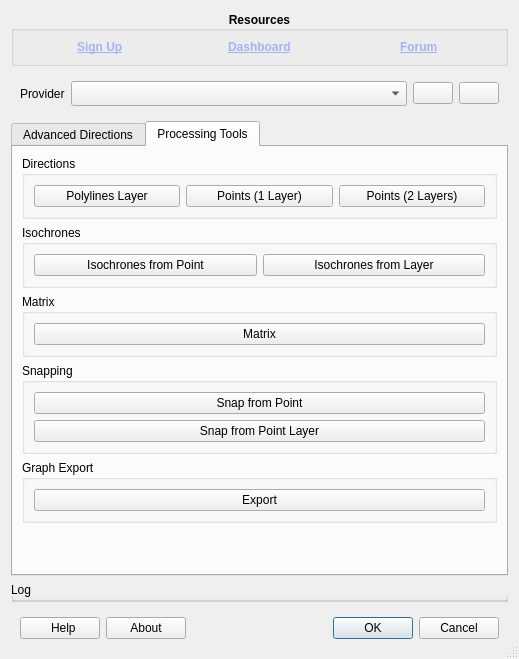
First picture: the form in ORStools/gui/ORStoolsDialogUI.ui, repository GIScience/orstools-qgis-plugin, before the edit.
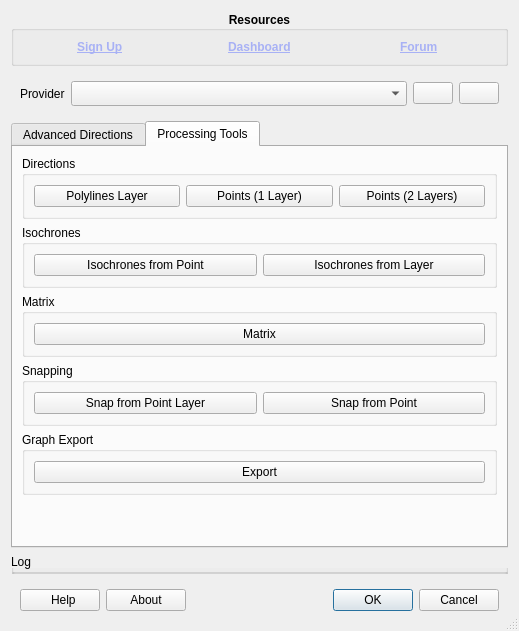
Second picture: the form after the edit. The open tabs and pages were chosen to show the change. Icons and pictures are not drawn. Custom widgets are drawn as their Qt base class.

Commit message: fix: layout snapping proc buttons horizontally

Patch:
```diff
--- a/ORStools/gui/ORStoolsDialogUI.ui
+++ b/ORStools/gui/ORStoolsDialogUI.ui
@@ -793,18 +793,18 @@
          <property name="title">
           <string>Snapping</string>
          </property>
-         <layout class="QVBoxLayout" name="verticalLayout_8">
+         <layout class="QHBoxLayout" name="horizontalLayout_6">
           <item>
-           <widget class="QPushButton" name="pushButton_snap_layer">
+           <widget class="QPushButton" name="pushButton_snap_point">
             <property name="text">
-             <string>Snap from Point</string>
+             <string>Snap from Point Layer</string>
             </property>
            </widget>
           </item>
           <item>
-           <widget class="QPushButton" name="pushButton_snap_point">
+           <widget class="QPushButton" name="pushButton_snap_layer">
             <property name="text">
-             <string>Snap from Point Layer</string>
+             <string>Snap from Point</string>
             </property>
            </widget>
           </item>
```
